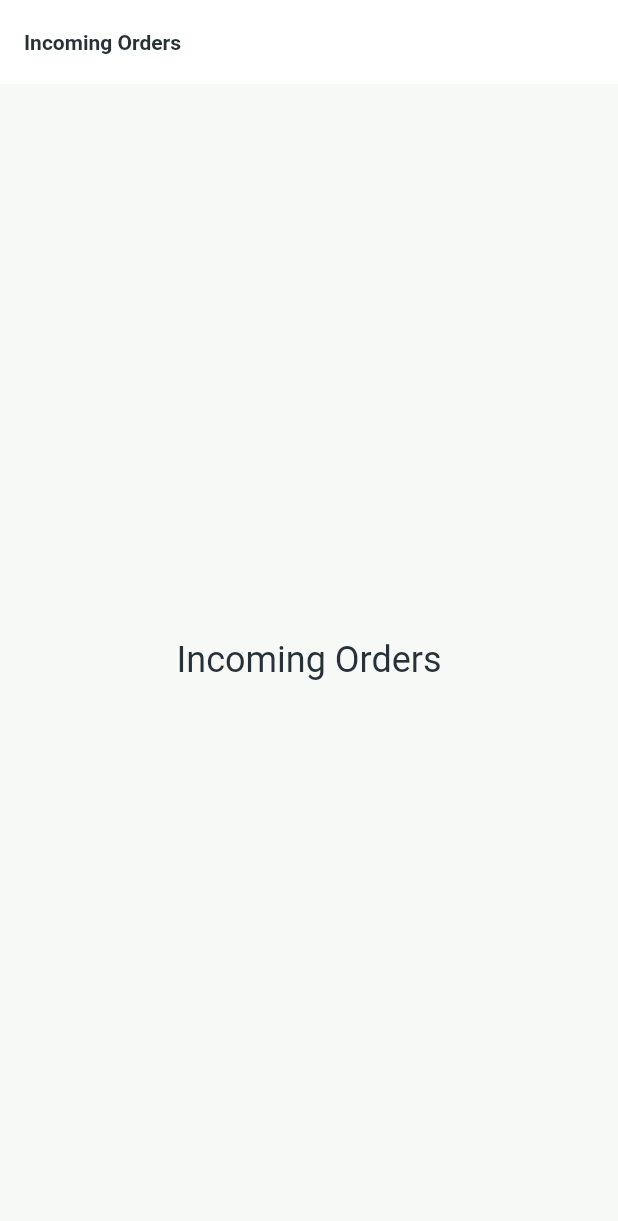
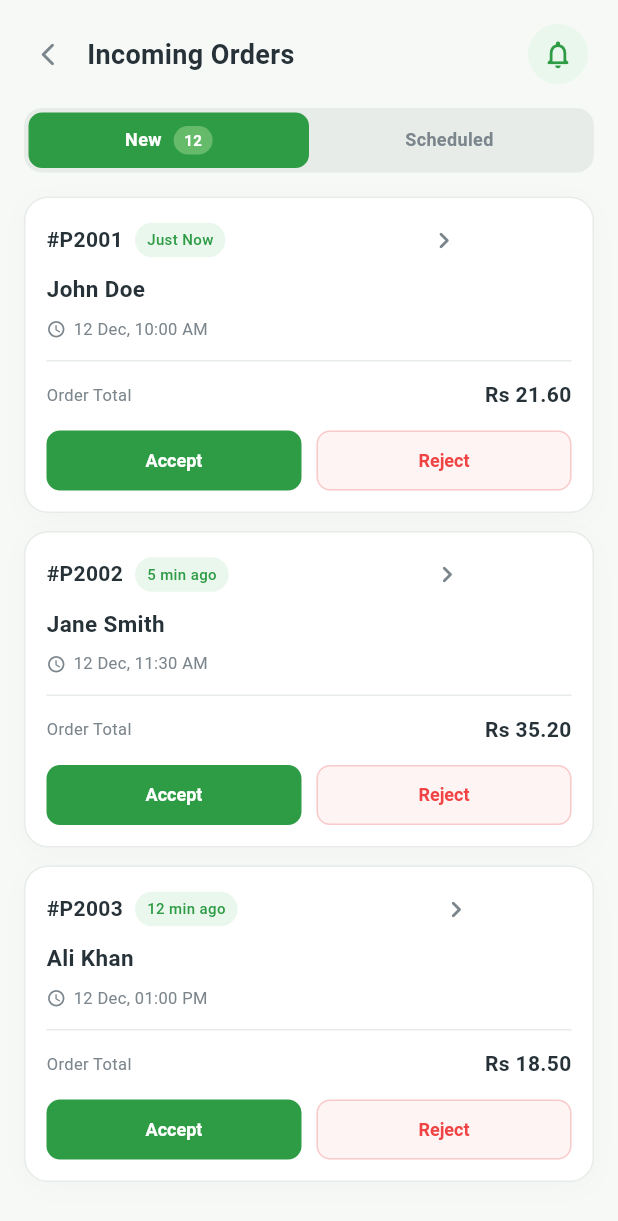
Before and after one commit to darsika4478/pikzen-mobile-app, a Flutter app: the IncomingOrdersScreen screen opened by its route, on a phone screen of 412 x 824 dp. Shown: the top 1221 px of the screen. Run offline on Flutter 3.47's test engine with Material 3 defaults, Android fonts, the phone set to English and light mode, and no system bars; our stand-ins replace go_router.

Commit message:
incoming order ui

```diff
--- a/lib/core/constants/app_colors.dart
+++ b/lib/core/constants/app_colors.dart
@@ -8,6 +8,9 @@ class AppColors {
   static const Color orangeBorder = Color(0xFFFFDFAC);
   static const Color mutedSurface = Color(0xFFF7F8F8);
   static const Color shadow = Color(0x060F2918);
+  static const Color rejectRed = Color(0xFFF04444);
+  static const Color rejectBackground = Color(0xFFFFF4F4);
+  static const Color rejectBorder = Color(0xFFF8CACA);
   static const Color primaryLight = Color(0xFF66BB6A);
   static const Color accent = Color(0xFFFF9800);
 
--- /dev/null
+++ b/lib/features/shop_management/models/mock_incoming_order.dart
@@ -0,0 +1,39 @@
+/// Display strings for the static Incoming Orders preview.
+class MockIncomingOrder {
+  const MockIncomingOrder({
+    required this.orderId,
+    required this.customerName,
+    required this.timeAgo,
+    required this.dateTime,
+    required this.total,
+  });
+  final String orderId;
+  final String customerName;
+  final String timeAgo;
+  final String dateTime;
+  final String total;
+}
+
+const mockIncomingOrders = [
+  MockIncomingOrder(
+    orderId: '#P2001',
+    customerName: 'John Doe',
+    timeAgo: 'Just Now',
+    dateTime: '12 Dec, 10:00 AM',
+    total: 'Rs 21.60',
+  ),
+  MockIncomingOrder(
+    orderId: '#P2002',
+    customerName: 'Jane Smith',
+    timeAgo: '5 min ago',
+    dateTime: '12 Dec, 11:30 AM',
+    total: 'Rs 35.20',
+  ),
+  MockIncomingOrder(
+    orderId: '#P2003',
+    customerName: 'Ali Khan',
+    timeAgo: '12 min ago',
+    dateTime: '12 Dec, 01:00 PM',
+    total: 'Rs 18.50',
+  ),
+];
--- a/lib/features/shop_management/screens/incoming_orders_screen.dart
+++ b/lib/features/shop_management/screens/incoming_orders_screen.dart
@@ -1,21 +1,90 @@
 import 'package:flutter/material.dart';
+import 'package:go_router/go_router.dart';
 
-/// Placeholder for the future Incoming Orders screen.
-class IncomingOrdersScreen extends StatelessWidget {
+import '../../../core/constants/app_colors.dart';
+import '../models/mock_incoming_order.dart';
+import '../widgets/incoming_order_card.dart';
+import '../widgets/incoming_orders_header.dart';
+import '../widgets/order_type_tabs.dart';
+
+/// UI-only orders preview; no actions change or process orders.
+class IncomingOrdersScreen extends StatefulWidget {
   const IncomingOrdersScreen({super.key});
+  @override
+  State<IncomingOrdersScreen> createState() => _IncomingOrdersScreenState();
+}
+
+class _IncomingOrdersScreenState extends State<IncomingOrdersScreen> {
+  bool _scheduled = false;
+
+  void _message(String text) {
+    ScaffoldMessenger.of(context)
+      ..hideCurrentSnackBar()
+      ..showSnackBar(SnackBar(content: Text(text)));
+  }
+
+  void _back() {
+    if (context.canPop()) {
+      context.pop();
+    } else {
+      context.goNamed('shop-dashboard');
+    }
+  }
 
   @override
   Widget build(BuildContext context) {
     return Scaffold(
-      appBar: AppBar(title: const Text('Incoming Orders')),
+      backgroundColor: AppColors.background,
       body: SafeArea(
-        child: Center(
-          child: Padding(
-            padding: const EdgeInsets.all(24),
-            child: Text(
-              'Incoming Orders',
-              textAlign: TextAlign.center,
-              style: Theme.of(context).textTheme.headlineSmall,
+        child: Align(
+          alignment: Alignment.topCenter,
+          child: ConstrainedBox(
+            constraints: const BoxConstraints(maxWidth: 480),
+            child: Column(
+              children: [
+                Padding(
+                  padding: const EdgeInsets.fromLTRB(8, 12, 16, 12),
+                  child: IncomingOrdersHeader(
+                    onBack: _back,
+                    onNotifications: () =>
+                        _message('No new notifications in this preview.'),
+                  ),
+                ),
+                Padding(
+                  padding: const EdgeInsets.symmetric(horizontal: 16),
+                  child: OrderTypeTabs(
+                    scheduled: _scheduled,
+                    onChanged: (value) => setState(() => _scheduled = value),
+                  ),
+                ),
+                const SizedBox(height: 16),
+                Expanded(
+                  child: _scheduled
+                      ? const Center(
+                          child: Text(
+                            'No scheduled orders',
+                            style: TextStyle(
+                              fontSize: 13,
+                              color: AppColors.secondaryText,
+                            ),
+                          ),
+                        )
+                      : ListView.separated(
+                          padding: const EdgeInsets.fromLTRB(16, 0, 16, 24),
+                          itemCount: mockIncomingOrders.length,
+                          separatorBuilder: (context, index) =>
+                              const SizedBox(height: 12),
+                          itemBuilder: (context, index) => IncomingOrderCard(
+                            order: mockIncomingOrders[index],
+                            onAccept: () => _message('Order accepted'),
+                            onReject: () => _message('Order rejected'),
+                            onDetails: () => _message(
+                              '${mockIncomingOrders[index].orderId} • ${mockIncomingOrders[index].customerName}',
+                            ),
+                          ),
+                        ),
+                ),
+              ],
             ),
           ),
         ),
--- a/lib/features/shop_management/screens/shop_dashboard_screen.dart
+++ b/lib/features/shop_management/screens/shop_dashboard_screen.dart
@@ -1,4 +1,5 @@
 import 'package:flutter/material.dart';
+import 'package:go_router/go_router.dart';
 
 import '../../../core/constants/app_colors.dart';
 import '../widgets/dashboard_header.dart';
@@ -45,9 +46,7 @@ class _ShopDashboardScreenState extends State<ShopDashboardScreen> {
                   ),
                   const SizedBox(height: 22),
                   TodaySummaryCard(
-                    onViewAll: () => _preview(
-                      'Today: 12 new orders and 28 products listed.',
-                    ),
+                    onViewAll: () => context.pushNamed('incoming-orders'),
                   ),
                   const SizedBox(height: 14),
                   IntrinsicHeight(
@@ -90,6 +89,10 @@ class _ShopDashboardScreenState extends State<ShopDashboardScreen> {
       bottomNavigationBar: DashboardBottomNav(
         selectedIndex: _selectedIndex,
         onSelected: (index) {
+          if (index == 1) {
+            context.pushNamed('incoming-orders');
+            return;
+          }
           setState(() => _selectedIndex = index);
           if (index != 0) {
             _preview(
--- /dev/null
+++ b/lib/features/shop_management/widgets/incoming_order_card.dart
@@ -0,0 +1,133 @@
+import 'package:flutter/material.dart';
+
+import '../../../core/constants/app_colors.dart';
+import '../models/mock_incoming_order.dart';
+import 'order_action_buttons.dart';
+
+class IncomingOrderCard extends StatelessWidget {
+  const IncomingOrderCard({
+    super.key,
+    required this.order,
+    required this.onAccept,
+    required this.onReject,
+    required this.onDetails,
+  });
+  final MockIncomingOrder order;
+  final VoidCallback onAccept;
+  final VoidCallback onReject;
+  final VoidCallback onDetails;
+  @override
+  Widget build(BuildContext context) => Container(
+    padding: const EdgeInsets.all(14),
+    decoration: BoxDecoration(
+      color: AppColors.surface,
+      borderRadius: BorderRadius.circular(16),
+      border: Border.all(color: AppColors.border),
+      boxShadow: const [
+        BoxShadow(
+          color: AppColors.shadow,
+          blurRadius: 14,
+          offset: Offset(0, 3),
+        ),
+      ],
+    ),
+    child: Column(
+      crossAxisAlignment: CrossAxisAlignment.start,
+      children: [
+        Row(
+          children: [
+            Text(
+              order.orderId,
+              style: const TextStyle(fontSize: 14, fontWeight: FontWeight.w700),
+            ),
+            const SizedBox(width: 8),
+            Flexible(child: OrderStatusBadge(label: order.timeAgo)),
+            const Spacer(),
+            SizedBox(
+              width: 26,
+              height: 28,
+              child: IconButton(
+                onPressed: onDetails,
+                tooltip: 'View ${order.orderId}',
+                padding: EdgeInsets.zero,
+                icon: const Icon(
+                  Icons.chevron_right_rounded,
+                  size: 22,
+                  color: AppColors.secondaryText,
+                ),
+              ),
+            ),
+          ],
+        ),
+        const SizedBox(height: 8),
+        Text(
+          order.customerName,
+          maxLines: 1,
+          overflow: TextOverflow.ellipsis,
+          style: const TextStyle(fontSize: 15, fontWeight: FontWeight.w600),
+        ),
+        const SizedBox(height: 6),
+        Row(
+          children: [
+            const Icon(
+              Icons.access_time_rounded,
+              size: 13,
+              color: AppColors.secondaryText,
+            ),
+            const SizedBox(width: 5),
+            Expanded(
+              child: Text(
+                order.dateTime,
+                style: const TextStyle(
+                  fontSize: 11,
+                  color: AppColors.secondaryText,
+                ),
+              ),
+            ),
+          ],
+        ),
+        const Padding(
+          padding: EdgeInsets.symmetric(vertical: 12),
+          child: Divider(height: 1, thickness: 1, color: AppColors.border),
+        ),
+        Row(
+          children: [
+            const Expanded(
+              child: Text(
+                'Order Total',
+                style: TextStyle(fontSize: 11, color: AppColors.secondaryText),
+              ),
+            ),
+            Text(
+              order.total,
+              style: const TextStyle(fontSize: 14, fontWeight: FontWeight.w700),
+            ),
+          ],
+        ),
+        const SizedBox(height: 13),
+        OrderActionButtons(onAccept: onAccept, onReject: onReject),
+      ],
+    ),
+  );
+}
+
+class OrderStatusBadge extends StatelessWidget {
+  const OrderStatusBadge({super.key, required this.label});
+  final String label;
+  @override
+  Widget build(BuildContext context) => Container(
+    padding: const EdgeInsets.symmetric(horizontal: 8, vertical: 4),
+    decoration: BoxDecoration(
+      color: AppColors.softGreen,
+      borderRadius: BorderRadius.circular(20),
+    ),
+    child: Text(
+      label,
+      style: const TextStyle(
+        fontSize: 10,
+        fontWeight: FontWeight.w500,
+        color: AppColors.primary,
+      ),
+    ),
+  );
+}
--- /dev/null
+++ b/lib/features/shop_management/widgets/incoming_orders_header.dart
@@ -0,0 +1,42 @@
+import 'package:flutter/material.dart';
+
+import '../../../core/constants/app_colors.dart';
+
+class IncomingOrdersHeader extends StatelessWidget {
+  const IncomingOrdersHeader({
+    super.key,
+    required this.onBack,
+    required this.onNotifications,
+  });
+  final VoidCallback onBack;
+  final VoidCallback onNotifications;
+  @override
+  Widget build(BuildContext context) => Row(
+    children: [
+      IconButton(
+        onPressed: onBack,
+        tooltip: 'Back',
+        icon: const Icon(Icons.arrow_back_ios_new_rounded, size: 18),
+      ),
+      const SizedBox(width: 2),
+      const Expanded(
+        child: Text(
+          'Incoming Orders',
+          style: TextStyle(fontSize: 18, fontWeight: FontWeight.w600),
+        ),
+      ),
+      const SizedBox(width: 8),
+      IconButton(
+        onPressed: onNotifications,
+        tooltip: 'Notifications',
+        style: IconButton.styleFrom(
+          backgroundColor: AppColors.softGreen,
+          foregroundColor: AppColors.primary,
+          shape: const CircleBorder(),
+          minimumSize: const Size(40, 40),
+        ),
+        icon: const Icon(Icons.notifications_none_rounded, size: 22),
+      ),
+    ],
+  );
+}
--- /dev/null
+++ b/lib/features/shop_management/widgets/order_action_buttons.dart
@@ -0,0 +1,62 @@
+import 'package:flutter/material.dart';
+
+import '../../../core/constants/app_colors.dart';
+
+class OrderActionButtons extends StatelessWidget {
+  const OrderActionButtons({
+    super.key,
+    required this.onAccept,
+    required this.onReject,
+  });
+  final VoidCallback onAccept;
+  final VoidCallback onReject;
+  @override
+  Widget build(BuildContext context) {
+    final shape = RoundedRectangleBorder(
+      borderRadius: BorderRadius.circular(9),
+    );
+    return Row(
+      children: [
+        Expanded(
+          child: ElevatedButton(
+            onPressed: onAccept,
+            style: ElevatedButton.styleFrom(
+              backgroundColor: AppColors.primary,
+              foregroundColor: AppColors.surface,
+              shape: shape,
+              elevation: 0,
+              minimumSize: const Size(0, 40),
+              padding: const EdgeInsets.symmetric(horizontal: 8, vertical: 10),
+              tapTargetSize: MaterialTapTargetSize.shrinkWrap,
+              textStyle: const TextStyle(
+                fontSize: 12,
+                fontWeight: FontWeight.w600,
+              ),
+            ),
+            child: const Text('Accept'),
+          ),
+        ),
+        const SizedBox(width: 10),
+        Expanded(
+          child: OutlinedButton(
+            onPressed: onReject,
+            style: OutlinedButton.styleFrom(
+              backgroundColor: AppColors.rejectBackground,
+              foregroundColor: AppColors.rejectRed,
+              side: const BorderSide(color: AppColors.rejectBorder),
+              shape: shape,
+              minimumSize: const Size(0, 40),
+              padding: const EdgeInsets.symmetric(horizontal: 8, vertical: 10),
+              tapTargetSize: MaterialTapTargetSize.shrinkWrap,
+              textStyle: const TextStyle(
+                fontSize: 12,
+                fontWeight: FontWeight.w600,
+              ),
+            ),
+            child: const Text('Reject'),
+          ),
+        ),
+      ],
+    );
+  }
+}
--- /dev/null
+++ b/lib/features/shop_management/widgets/order_type_tabs.dart
@@ -0,0 +1,93 @@
+import 'package:flutter/material.dart';
+
+import '../../../core/constants/app_colors.dart';
+
+class OrderTypeTabs extends StatelessWidget {
+  const OrderTypeTabs({
+    super.key,
+    required this.scheduled,
+    required this.onChanged,
+  });
+  final bool scheduled;
+  final ValueChanged<bool> onChanged;
+  @override
+  Widget build(BuildContext context) => Material(
+    color: AppColors.border,
+    borderRadius: BorderRadius.circular(12),
+    child: Padding(
+      padding: const EdgeInsets.all(3),
+      child: Row(
+        children: [
+          Expanded(
+            child: _tab(
+              label: 'New',
+              selected: !scheduled,
+              value: false,
+              badge: true,
+            ),
+          ),
+          Expanded(
+            child: _tab(label: 'Scheduled', selected: scheduled, value: true),
+          ),
+        ],
+      ),
+    ),
+  );
+
+  Widget _tab({
+    required String label,
+    required bool selected,
+    required bool value,
+    bool badge = false,
+  }) => Semantics(
+    selected: selected,
+    button: true,
+    child: Material(
+      color: selected ? AppColors.primary : Colors.transparent,
+      borderRadius: BorderRadius.circular(9),
+      child: InkWell(
+        borderRadius: BorderRadius.circular(9),
+        onTap: () => onChanged(value),
+        child: Padding(
+          padding: const EdgeInsets.symmetric(vertical: 9),
+          child: Row(
+            mainAxisAlignment: MainAxisAlignment.center,
+            children: [
+              Text(
+                label,
+                style: TextStyle(
+                  fontSize: 12,
+                  fontWeight: FontWeight.w600,
+                  color: selected ? AppColors.surface : AppColors.secondaryText,
+                ),
+              ),
+              if (badge) ...[
+                const SizedBox(width: 8),
+                Container(
+                  padding: const EdgeInsets.symmetric(
+                    horizontal: 7,
+                    vertical: 2,
+                  ),
+                  decoration: BoxDecoration(
+                    color: selected
+                        ? AppColors.primaryLight
+                        : AppColors.softGreen,
+                    borderRadius: BorderRadius.circular(20),
+                  ),
+                  child: Text(
+                    '12',
+                    style: TextStyle(
+                      fontSize: 10,
+                      fontWeight: FontWeight.w600,
+                      color: selected ? AppColors.surface : AppColors.primary,
+                    ),
+                  ),
+                ),
+              ],
+            ],
+          ),
+        ),
+      ),
+    ),
+  );
+}
```
Also changed, not shown: 2 other files.
